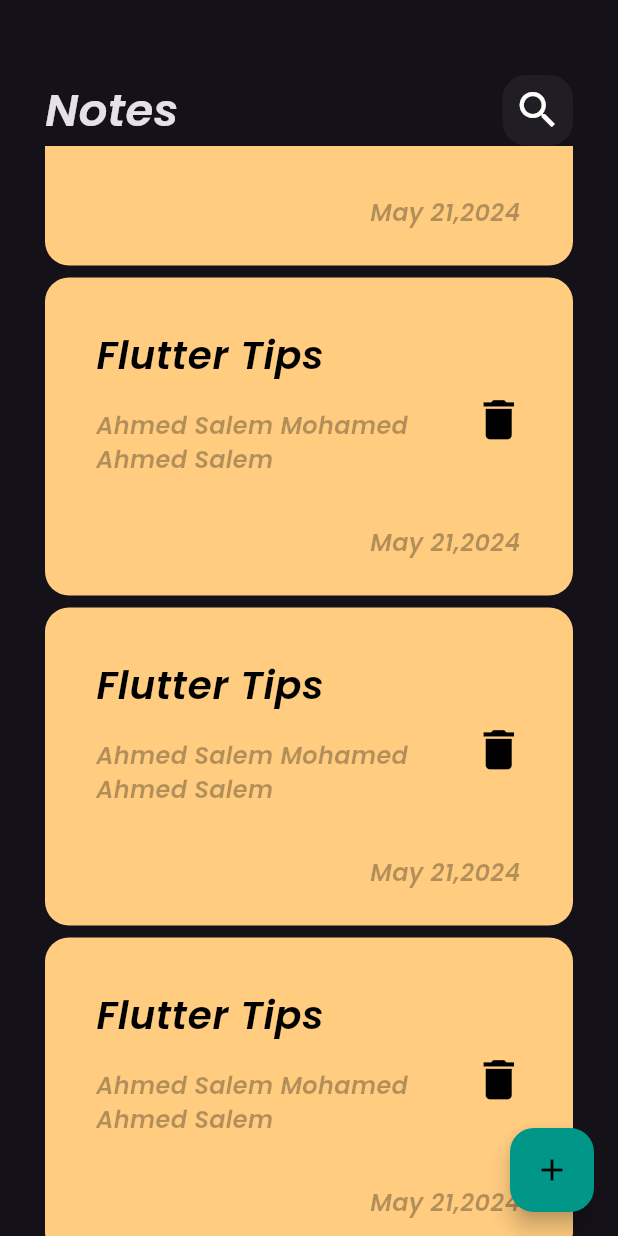
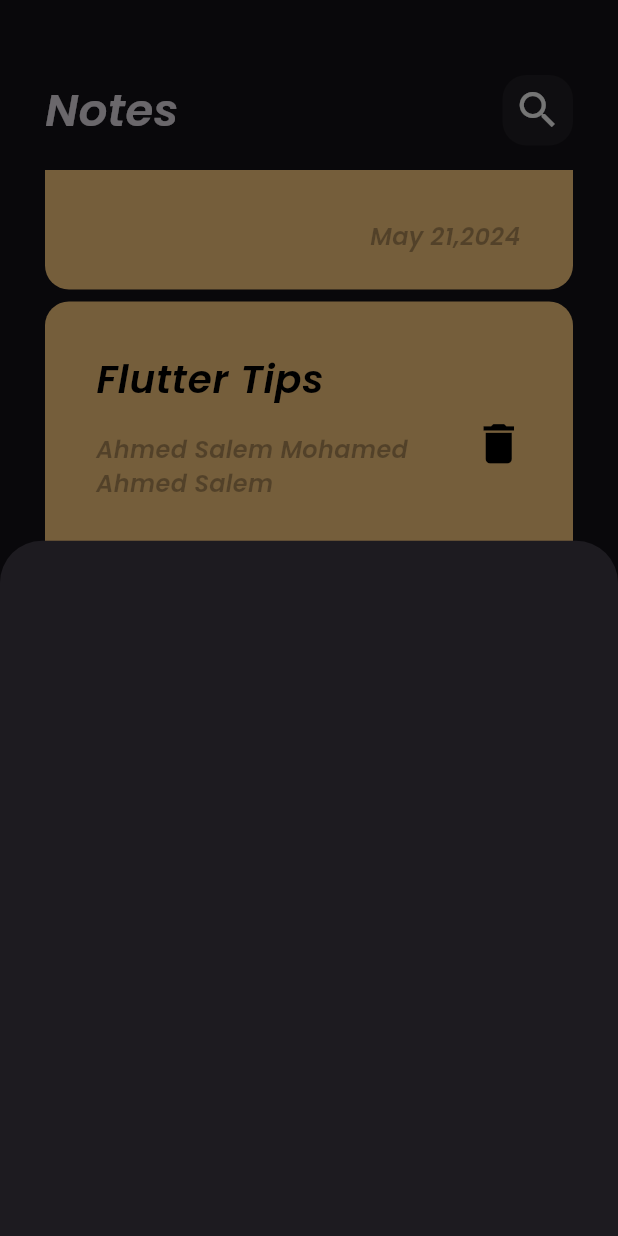
Before and after one commit to ahmedsalem2002m/notes_app, a Flutter app: the screen it shows after launch, scrolled down 576 dp, after a tap on the "add" icon, on a phone screen of 412 x 824 dp. Run offline on Flutter 3.47's test engine with Material 3 defaults, Android fonts, the phone set to English and light mode, and no system bars.

Commit message:
create notes bottom sheet

```diff
--- a/lib/views/notes_view.dart
+++ b/lib/views/notes_view.dart
@@ -1,5 +1,5 @@
-import 'package:flutter/cupertino.dart';
 import 'package:flutter/material.dart';
+import 'package:notes_app/views/widgets/custom_notes_bottomsheet.dart';
 import 'package:notes_app/views/widgets/notes_view_body.dart';
 
 class NotesView extends StatelessWidget {
@@ -9,13 +9,14 @@ class NotesView extends StatelessWidget {
   Widget build(BuildContext context) {
     return  Scaffold(
       floatingActionButton: FloatingActionButton(
-        onPressed:(){
-        } ,
-        child: Icon(
+        onPressed:(){showModalBottomSheet(context: context, builder: (context){
+          return const AddNotesBottomSheet();
+        });} ,
+        backgroundColor: Colors.teal,
+        child: const Icon(
           color: Colors.black,
           Icons.add
-        ),
-        backgroundColor: Colors.teal
+        )
       ),
       body: const NotesViewBody(),
     );
--- /dev/null
+++ b/lib/views/widgets/custom_notes_bottomsheet.dart
@@ -0,0 +1,10 @@
+import 'package:flutter/material.dart';
+
+class AddNotesBottomSheet extends StatelessWidget {
+  const AddNotesBottomSheet({super.key});
+
+  @override
+  Widget build(BuildContext context) {
+    return Container();
+  }
+}
--- a/lib/views/widgets/custom_notes_listview.dart
+++ b/lib/views/widgets/custom_notes_listview.dart
@@ -8,13 +8,21 @@ class NotesListView extends StatelessWidget {
 
   @override
   Widget build(BuildContext context) {
-    return  ListView.builder(itemBuilder: (context, index) {
+    return  Padding(
+      padding: const EdgeInsets.only(
+        top: 16,
+        bottom: 16
+      ),
+      child: ListView.builder(
+          padding:EdgeInsets.zero,
+          itemBuilder: (context, index) {
         return const Padding(
           padding: EdgeInsets.symmetric(
             vertical: 4
           ),
           child: NotesItem(),
         );
-    });
+      }),
+    );
   }
 }
```
Lines whose indentation alone changed are shown as unchanged.
